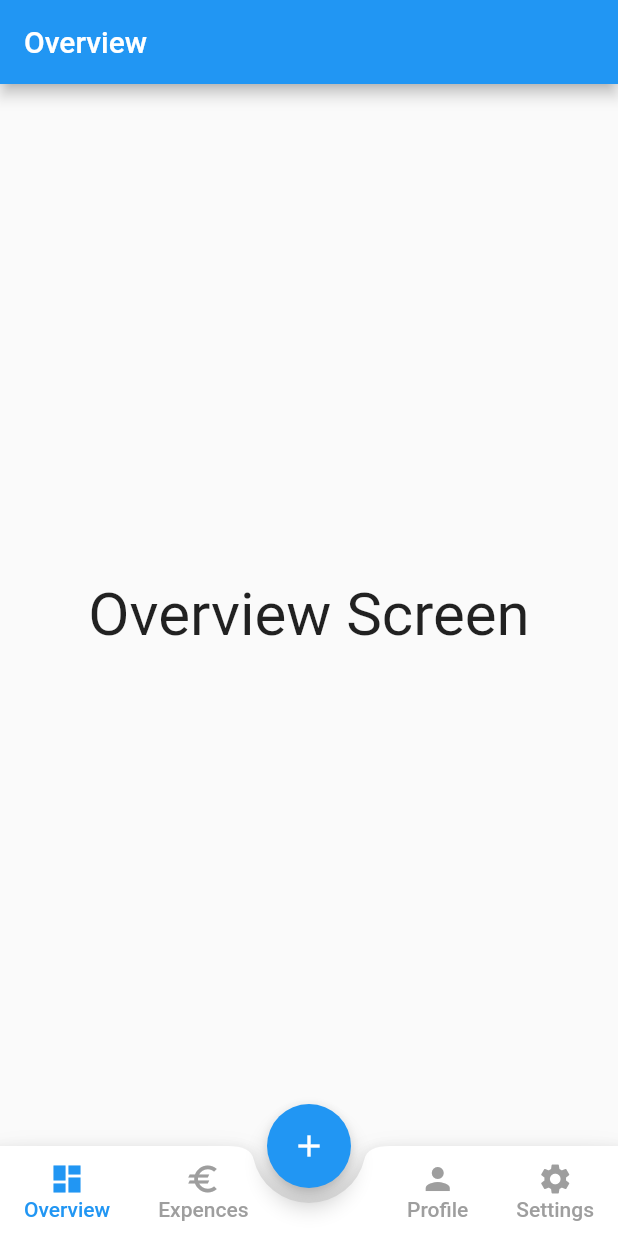
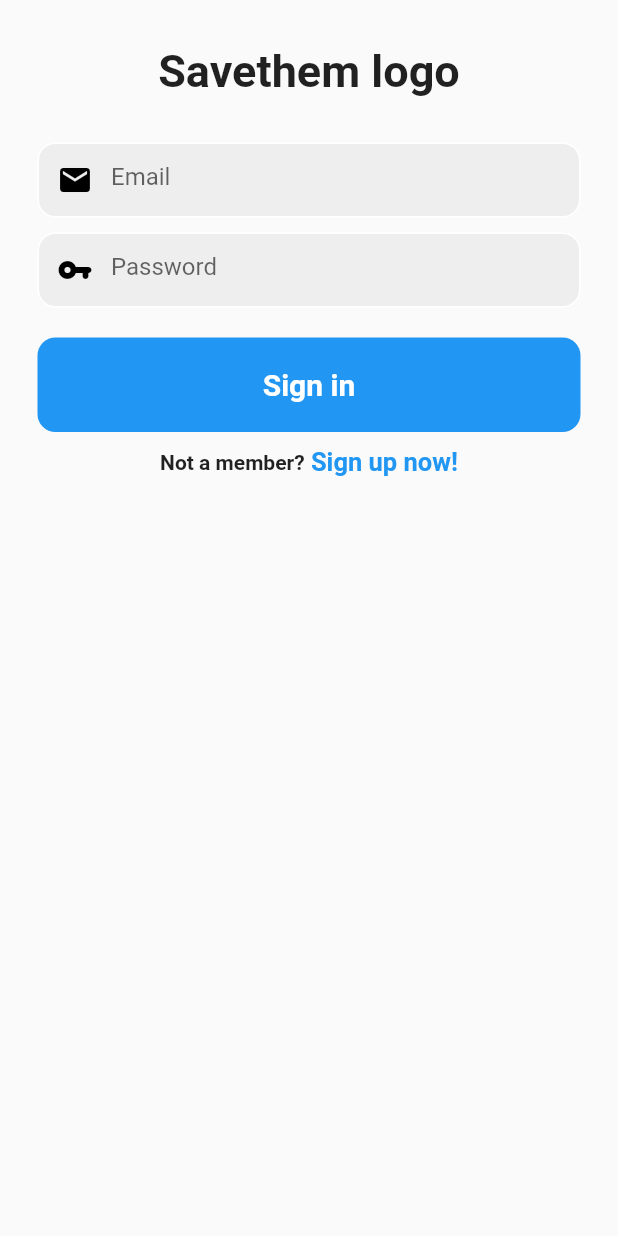
Before and after one commit to forgedis/savethem, a Flutter app: the screen it shows after launch, on a phone screen of 412 x 824 dp. Run offline on Flutter 3.47's test engine with Material 2 defaults, Android fonts, the phone set to English and light mode, and no system bars.

Commit message:
initial login page created

```diff
--- a/lib/main.dart
+++ b/lib/main.dart
@@ -1,4 +1,5 @@
 import 'package:flutter/material.dart';
+import 'package:savethem/pages/login.dart';
 
 import 'home.dart';
 
@@ -17,7 +18,7 @@ class MyApp extends StatelessWidget {
         primarySwatch: Colors.blue,
         visualDensity: VisualDensity.adaptivePlatformDensity,
       ),
-      home: Homepage(),
+      home: Login(),
       debugShowCheckedModeBanner: false,
     );
   }
--- /dev/null
+++ b/lib/pages/login.dart
@@ -0,0 +1,110 @@
+import 'package:flutter/material.dart';
+
+class Login extends StatefulWidget {
+  const Login({Key? key}) : super(key: key);
+
+  @override
+  State<Login> createState() => _LoginState();
+}
+
+class _LoginState extends State<Login> {
+  @override
+  Widget build(BuildContext context) {
+    return Scaffold(
+      body: SafeArea(
+          child: Center(
+        child: Column(
+          children: [
+            SizedBox(height: 30),
+            Text(
+              'Savethem logo',
+              style: TextStyle(
+                fontSize: 30,
+                fontWeight: FontWeight.bold,
+              ),
+            ),
+            SizedBox(height: 30),
+            Padding(
+              padding: const EdgeInsets.symmetric(horizontal: 25),
+              child: Container(
+                decoration: BoxDecoration(
+                    color: Colors.grey[200],
+                    border: Border.all(color: Colors.white),
+                    borderRadius: BorderRadius.circular(12)),
+                child: TextField(
+                  decoration: InputDecoration(
+                      border: InputBorder.none,
+                      hintText: 'Email',
+                      prefixIcon: Icon(
+                        Icons.email,
+                        color: Colors.black,
+                      )),
+                ),
+              ),
+            ),
+            SizedBox(height: 10),
+            Padding(
+              padding: const EdgeInsets.symmetric(horizontal: 25),
+              child: Container(
+                decoration: BoxDecoration(
+                    color: Colors.grey[200],
+                    border: Border.all(color: Colors.white),
+                    borderRadius: BorderRadius.circular(12)),
+                child: TextField(
+                  obscureText: true,
+                  decoration: InputDecoration(
+                      border: InputBorder.none,
+                      hintText: 'Password',
+                      prefixIcon: Icon(
+                        Icons.vpn_key_rounded,
+                        color: Colors.black,
+                      )),
+                ),
+              ),
+            ),
+            SizedBox(height: 20),
+            Padding(
+              padding: const EdgeInsets.symmetric(horizontal: 25),
+              child: Container(
+                padding: EdgeInsets.all(20),
+                decoration: BoxDecoration(
+                    color: Colors.blue,
+                    borderRadius: BorderRadius.circular(12)),
+                child: Center(
+                  child: Text(
+                    'Sign in',
+                    style: TextStyle(
+                      color: Colors.white,
+                      fontWeight: FontWeight.bold,
+                      fontSize: 20,
+                    ),
+                  ),
+                ),
+              ),
+            ),
+            SizedBox(height: 10),
+            Row(
+              mainAxisAlignment: MainAxisAlignment.center,
+              children: [
+                Text(
+                  'Not a member?',
+                  style: TextStyle(
+                    fontWeight: FontWeight.bold
+                  ),
+                ),
+                Text(
+                  ' Sign up now!',
+                  style: TextStyle(
+                      fontWeight: FontWeight.bold,
+                    fontSize: 17,
+                    color: Colors.blue
+                  ),
+                )
+              ],
+            )
+          ],
+        ),
+      )),
+    );
+  }
+}
```
